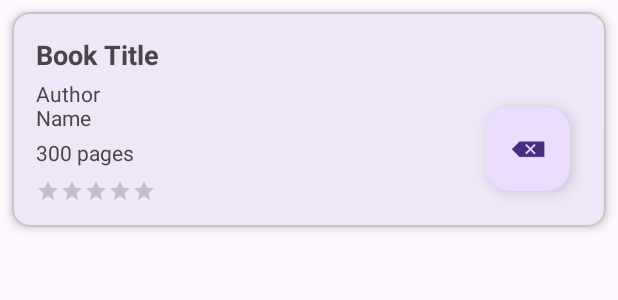
After one commit to TeseySTD/ReadingDiary, an Android app: the layout item_book.xml on its own in the app's theme, with its tools: preview values and no code run, on a phone screen of 412 x 824 dp. The commit adds this screen. Shown: the top 300 px of the screen. Run offline under Robolectric (Android 15) with nearby library versions, the phone set to English and light mode, and no system bars.

Commit message:
feat(lab 1):Add view for book list.

```diff
--- /dev/null
+++ b/app/src/main/res/layout/item_book.xml
@@ -0,0 +1,71 @@
+<?xml version="1.0" encoding="utf-8"?>
+<com.google.android.material.card.MaterialCardView
+    xmlns:android="http://schemas.android.com/apk/res/android"
+    xmlns:app="http://schemas.android.com/apk/res-auto"
+    xmlns:tools="http://schemas.android.com/tools"
+    android:layout_width="match_parent"
+    android:layout_height="wrap_content"
+    android:layout_margin="8dp"
+    app:cardElevation="4dp">
+
+    <androidx.constraintlayout.widget.ConstraintLayout
+        android:layout_width="match_parent"
+        android:layout_height="wrap_content"
+        android:padding="16dp">
+
+        <TextView
+            android:id="@+id/bookTitle"
+            android:layout_width="0dp"
+            android:layout_height="wrap_content"
+            android:textSize="18sp"
+            android:textStyle="bold"
+            tools:text="Book Title"
+            app:layout_constraintStart_toStartOf="parent"
+            app:layout_constraintEnd_toEndOf="parent"
+            app:layout_constraintTop_toTopOf="parent" />
+
+        <TextView
+            android:id="@+id/bookAuthor"
+            android:layout_width="0dp"
+            android:layout_height="wrap_content"
+            android:layout_marginTop="4dp"
+            app:layout_constraintEnd_toEndOf="@id/bookRating"
+            app:layout_constraintStart_toStartOf="parent"
+            app:layout_constraintTop_toBottomOf="@id/bookTitle"
+            tools:text="Author Name" />
+
+        <TextView
+            android:id="@+id/bookPages"
+            android:layout_width="0dp"
+            android:layout_height="wrap_content"
+            android:layout_marginTop="4dp"
+            app:layout_constraintEnd_toEndOf="@id/bookRating"
+            app:layout_constraintStart_toStartOf="parent"
+            app:layout_constraintTop_toBottomOf="@id/bookAuthor"
+            tools:text="300 pages" />
+
+        <RatingBar
+            android:id="@+id/bookRating"
+            style="?android:attr/ratingBarStyleSmall"
+            android:layout_width="wrap_content"
+            android:layout_height="wrap_content"
+            android:layout_marginTop="8dp"
+            android:isIndicator="false"
+            android:numStars="5"
+            android:stepSize="0.5"
+            app:layout_constraintTop_toBottomOf="@id/bookPages"
+            app:layout_constraintStart_toStartOf="parent" />
+
+        <com.google.android.material.floatingactionbutton.FloatingActionButton
+            android:id="@+id/deleteBookButton"
+            android:layout_width="wrap_content"
+            android:layout_height="wrap_content"
+            android:src="@android:drawable/ic_input_delete"
+            app:layout_constraintBottom_toBottomOf="parent"
+            app:layout_constraintEnd_toEndOf="parent"
+            android:layout_margin="8dp" />
+
+
+    </androidx.constraintlayout.widget.ConstraintLayout>
+
+</com.google.android.material.card.MaterialCardView>
```
Also changed, not shown: app/src/main/java/com/example/readingdiary/MainActivity.kt (+3 -5 lines), app/src/main/java/com/example/readingdiary/enums/BookRating.kt (+9 -1 lines), app/src/main/java/com/example/readingdiary/repo/BookRepository.kt (+25 -1 lines), app/src/main/java/com/example/readingdiary/ui/AddBookDialog.kt (added, +43 -0 lines), app/src/main/java/com/example/readingdiary/ui/BooksFragment.kt (+77 -1 lines), app/src/main/res/layout/dialog_add_book.xml (added, +31 -0 lines), app/src/main/res/layout/fragment_books.xml (added, +18 -0 lines).
